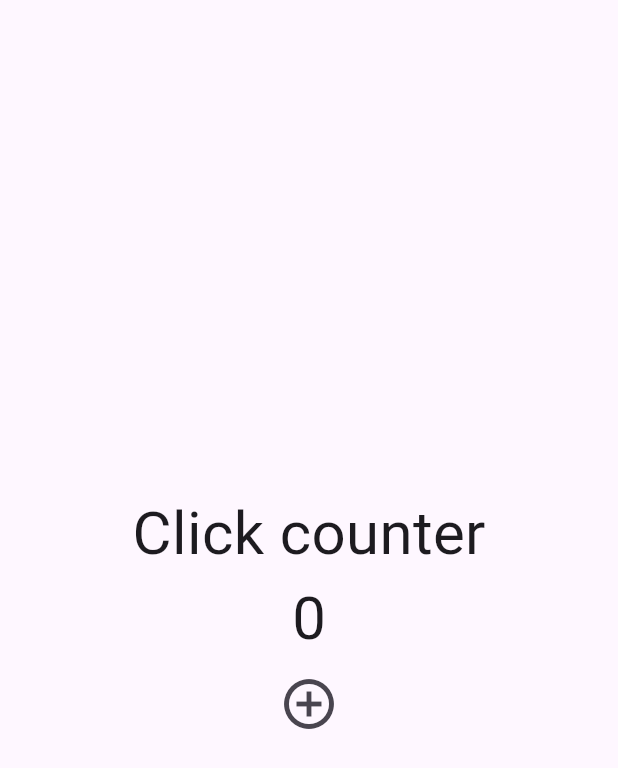
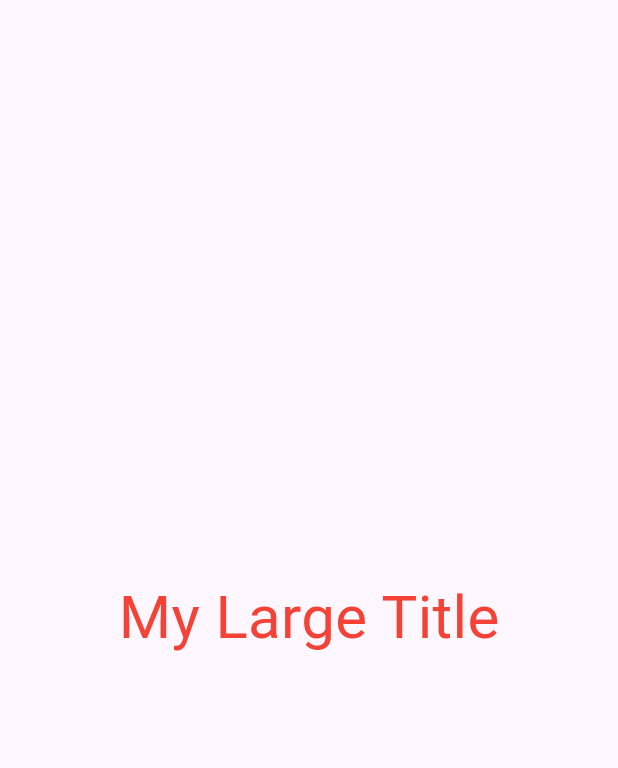
Before and after one commit to Mu-jun/flutter_toonflix, a Flutter app: the screen it shows after launch, on a phone screen of 412 x 824 dp. Shown: the top 768 px of the screen. Run offline on Flutter 3.47's test engine with Material 3 defaults, Android fonts, the phone set to English and light mode, and no system bars.

Commit message:
BuildContext

```diff
--- a/lib/main.dart
+++ b/lib/main.dart
@@ -25,26 +25,17 @@ class _MyAppState extends State<MyApp> {
   @override
   Widget build(BuildContext context) {
     return MaterialApp(
-      home: Scaffold(
+      theme: ThemeData(
+        textTheme: const TextTheme(
+          titleLarge: TextStyle(color: Colors.red),
+        ),
+      ),
+      home: const Scaffold(
         body: Center(
           child: Column(
             mainAxisAlignment: MainAxisAlignment.center,
             children: [
-              const Text(
-                'Click counter',
-                style: TextStyle(fontSize: 40),
-              ),
-              Text(
-                '$count',
-                style: const TextStyle(fontSize: 40),
-              ),
-              IconButton(
-                onPressed: clickCounter,
-                icon: const Icon(
-                  Icons.add_circle_outline_sharp,
-                  size: 40,
-                ),
-              )
+              MyLargeTitle(),
             ],
           ),
         ),
@@ -52,3 +43,20 @@ class _MyAppState extends State<MyApp> {
     );
   }
 }
+
+class MyLargeTitle extends StatelessWidget {
+  const MyLargeTitle({
+    super.key,
+  });
+
+  @override
+  Widget build(BuildContext context) {
+    return Text(
+      'My Large Title',
+      style: TextStyle(
+        fontSize: 40,
+        color: Theme.of(context).textTheme.titleLarge?.color,
+      ),
+    );
+  }
+}
```
Also changed, not shown: 1 other file.
